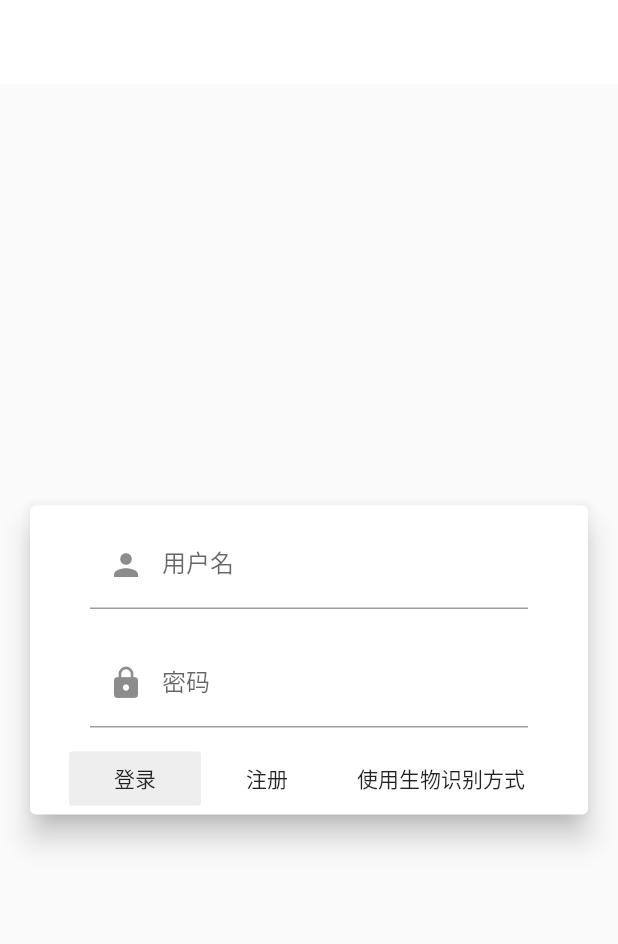
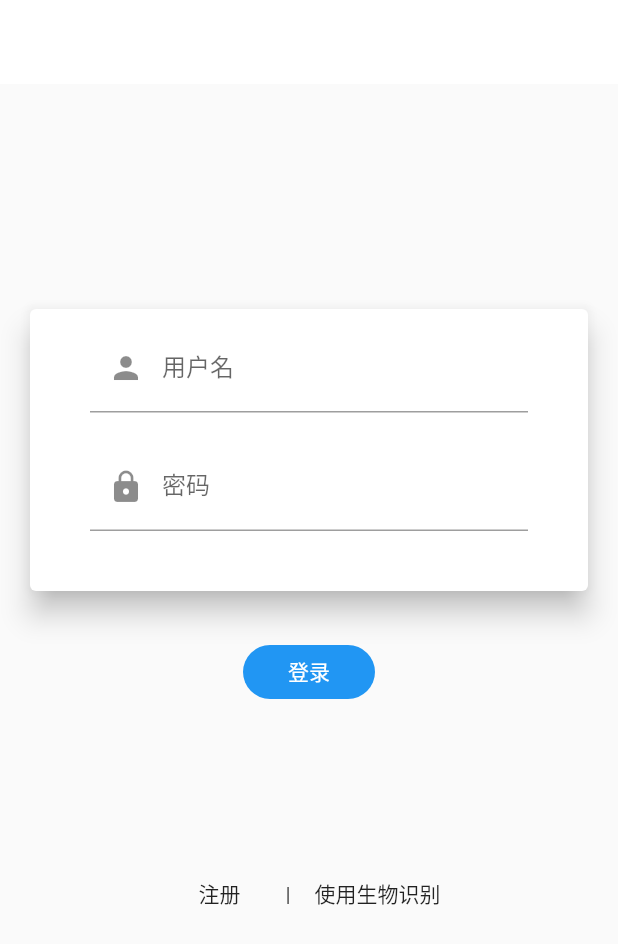
Before and after one commit to sunyongsheng/Allpass, a Flutter app: the screen it shows after launch, on a phone screen of 412 x 824 dp. Shown: the top 944 px of the screen. Run offline on Flutter 3.47's test engine with Material 2 defaults, Android fonts, the phone set to English and light mode, and no system bars; our stand-ins replace fluro, fluttertoast, get_it, local_auth, shared_preferences, sqflite; missing offline and left inert: cipher2, directory_picker, flutter_file_picker; accounts and stored records are empty; statements that could not run were skipped.

Commit message:
修改样式

```diff
--- a/lib/pages/login/auth_login_page.dart
+++ b/lib/pages/login/auth_login_page.dart
@@ -23,8 +23,10 @@ class AuthLoginPage extends StatelessWidget {
         automaticallyImplyLeading: false,
       ),
       backgroundColor: AllpassColorUI.mainBackgroundColor,
-      body:Center(
-          child: Row(
+      body: Column(
+        mainAxisAlignment: MainAxisAlignment.center,
+        children: <Widget>[
+          Row(
             mainAxisAlignment: MainAxisAlignment.center,
             children: <Widget>[
               FlatButton(
@@ -40,6 +42,11 @@ class AuthLoginPage extends StatelessWidget {
                   }
                 },
               ),
+            ],
+          ),
+          Row(
+            mainAxisAlignment: MainAxisAlignment.center,
+            children: <Widget>[
               FlatButton(
                 child: Text("使用密码登录"),
                 onPressed: () {
@@ -48,6 +55,7 @@ class AuthLoginPage extends StatelessWidget {
               )
             ],
           )
+        ],
       ),
     );
   }
--- a/lib/pages/login/login_page.dart
+++ b/lib/pages/login/login_page.dart
@@ -41,12 +41,14 @@ class _LoginPage extends State<LoginPage> {
         brightness: Brightness.light,
         automaticallyImplyLeading: false,
       ),
-      body: Column(
+      body: SingleChildScrollView(
+        padding: EdgeInsets.only(top: 150),
+        child: Column(
           mainAxisAlignment: MainAxisAlignment.center,
           crossAxisAlignment: CrossAxisAlignment.center,
           children: <Widget>[
             Card(
-            margin: EdgeInsets.only(left: 20, right: 20),
+              margin: EdgeInsets.only(left: 20, right: 20, bottom: 30),
               elevation: 8,
               child: Column(
                 children: <Widget>[
@@ -71,12 +73,19 @@ class _LoginPage extends State<LoginPage> {
                       ),
                     ),
                   ),
-                Row(
-                  mainAxisAlignment: MainAxisAlignment.center,
-                  children: <Widget>[
+                  Padding(
+                    padding: EdgeInsets.only(top: 30),
+                  )
+                ],
+              ),
+            ),
             FlatButton(
-                      child: Text("登录"),
-                      color: Colors.grey[200],
+              shape: RoundedRectangleBorder(
+                borderRadius: BorderRadius.circular(30)
+              ),
+              padding: EdgeInsets.only(left: 10, right: 10, top: 5, bottom: 5),
+              child: Text("登录", style: TextStyle(color: Colors.white)),
+              color: AllpassColorUI.mainColor,
               onPressed: () async {
                 if (inputErrorTimes >= 5) {
                   PasswordDao().deleteContent();
@@ -100,6 +109,12 @@ class _LoginPage extends State<LoginPage> {
                 }
               },
             ),
+            Padding(
+              padding: EdgeInsets.only(top: 60, bottom: 40),
+            ),
+            Row(
+              mainAxisAlignment: MainAxisAlignment.center,
+              children: <Widget>[
                 FlatButton(
                   child: Text("注册"),
                   onPressed: () {
@@ -122,8 +137,9 @@ class _LoginPage extends State<LoginPage> {
                     }
                   },
                 ),
+                Text("|"),
                 FlatButton(
-                      child: Text("使用生物识别方式"),
+                  child: Text("使用生物识别"),
                   onPressed: () {
                     NavigationUtils.goAuthLoginPage(context);
                   },
@@ -132,8 +148,6 @@ class _LoginPage extends State<LoginPage> {
             )
           ],
         ),
-          )
-        ],
       ),
     );
   }
```
Lines whose indentation alone changed are shown as unchanged.
